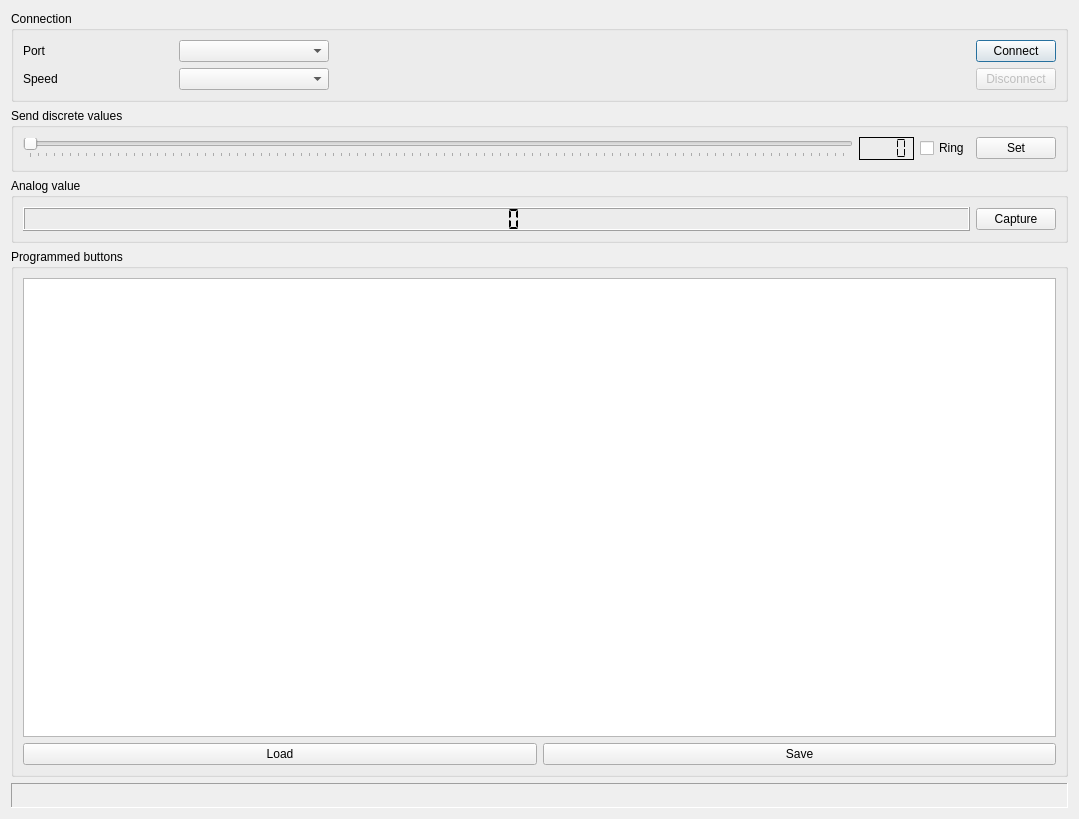
Old version of the form HostApp/maindialog.ui in the repository alexsomesan/CarAudioSteering.
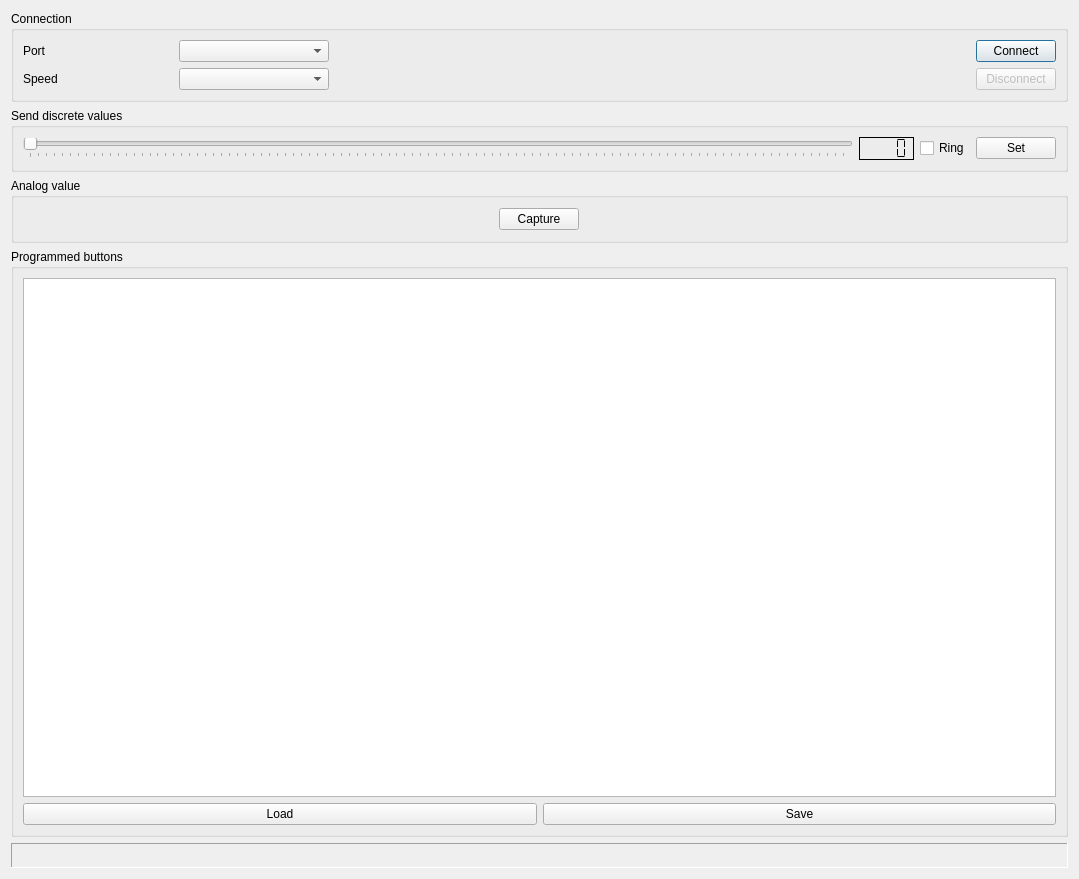
New version of the form.

```diff
--- a/HostApp/maindialog.ui
+++ b/HostApp/maindialog.ui
@@ -7,7 +7,7 @@
     <x>0</x>
     <y>0</y>
     <width>1079</width>
-    <height>819</height>
+    <height>879</height>
    </rect>
   </property>
   <property name="windowTitle">
@@ -200,7 +200,7 @@
       <string>Analog value</string>
      </property>
      <layout class="QHBoxLayout" name="horizontalLayout_2">
-      <item>
+      <!-- <item>
        <widget class="QLCDNumber" name="analogLabel">
         <property name="digitCount">
          <number>4</number>
@@ -209,7 +209,7 @@
          <enum>QLCDNumber::Flat</enum>
         </property>
        </widget>
-      </item>
+      </item> -->
       <item>
        <widget class="QPushButton" name="analogButton">
         <property name="sizePolicy">
```
Left out of the diff: 10 changed lines with no effect on the pictures.
